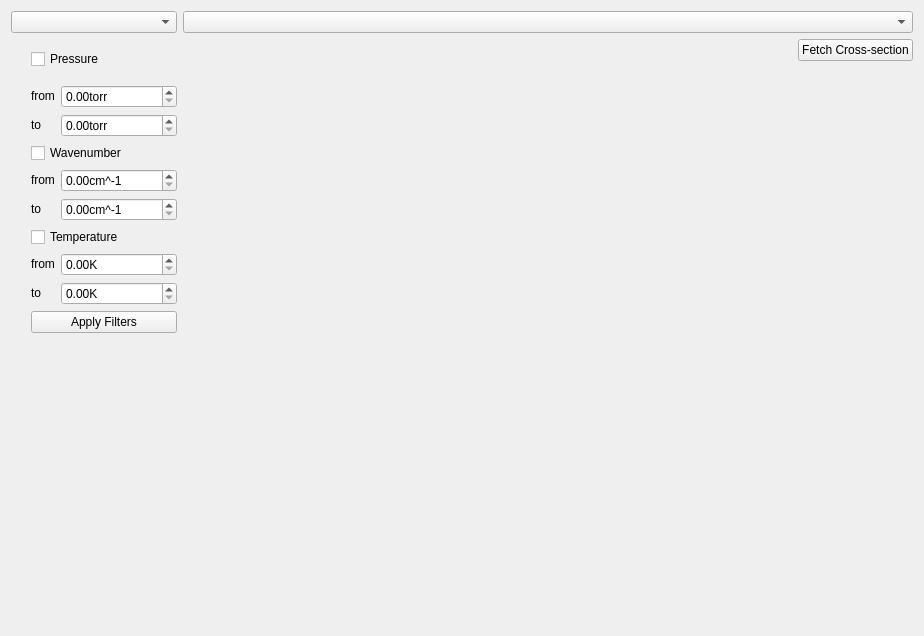
The window that layouts/cross_section_widget.ui (hitranonline/hapiest) describes before a commit, drawn with Qt 5.
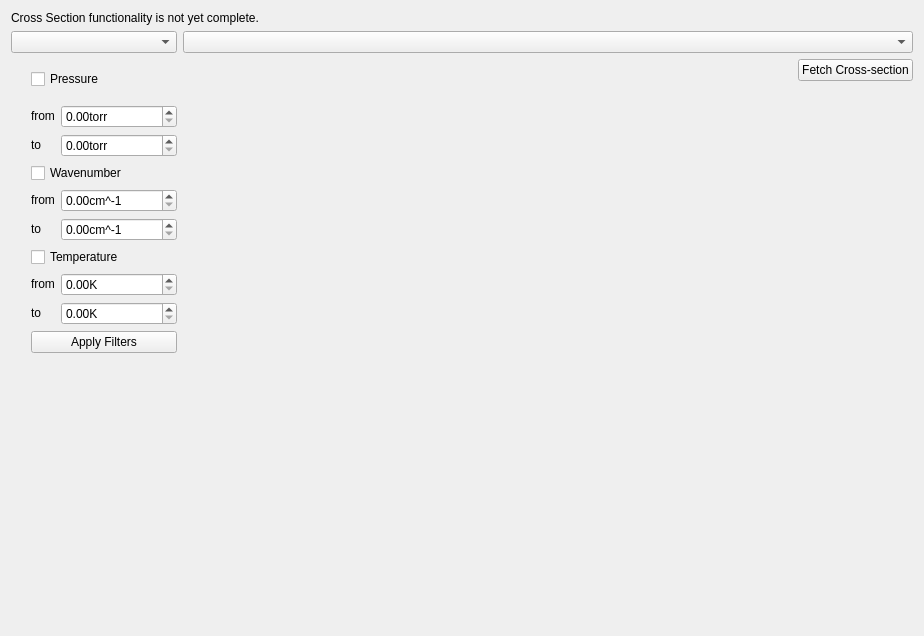
The same window after the commit.

Commit message: Preparing to make an executable by disabling incomplete features, in this case just the cross-section functionality.

Patch:
```diff
--- a/layouts/cross_section_widget.ui
+++ b/layouts/cross_section_widget.ui
@@ -14,7 +14,7 @@
    <string>Form</string>
   </property>
   <layout class="QGridLayout" name="gridLayout_2">
-   <item row="1" column="1">
+   <item row="2" column="1">
     <layout class="QVBoxLayout" name="verticalLayout_2">
      <item>
       <layout class="QHBoxLayout" name="horizontalLayout">
@@ -55,13 +55,13 @@
      </item>
     </layout>
    </item>
-   <item row="0" column="1">
+   <item row="1" column="1">
     <widget class="QComboBox" name="cross_section"/>
    </item>
-   <item row="0" column="0">
-    <widget class="QComboBox" name="molecule"/>
-   </item>
    <item row="1" column="0">
+    <widget class="QComboBox" name="molecule"/>
+   </item>
+   <item row="2" column="0">
     <layout class="QGridLayout" name="gridLayout">
      <item row="1" column="2">
       <layout class="QGridLayout" name="gridLayout_3">
@@ -259,7 +259,7 @@
      </item>
     </layout>
    </item>
-   <item row="3" column="0">
+   <item row="4" column="0">
     <spacer name="verticalSpacer_3">
      <property name="orientation">
       <enum>Qt::Vertical</enum>
@@ -272,6 +272,13 @@
      </property>
     </spacer>
    </item>
+   <item row="0" column="0" colspan="2">
+    <widget class="QLabel" name="label_7">
+     <property name="text">
+      <string>Cross Section functionality is not yet complete.</string>
+     </property>
+    </widget>
+   </item>
   </layout>
  </widget>
  <resources/>
```
The commit also changes 1 other file.
